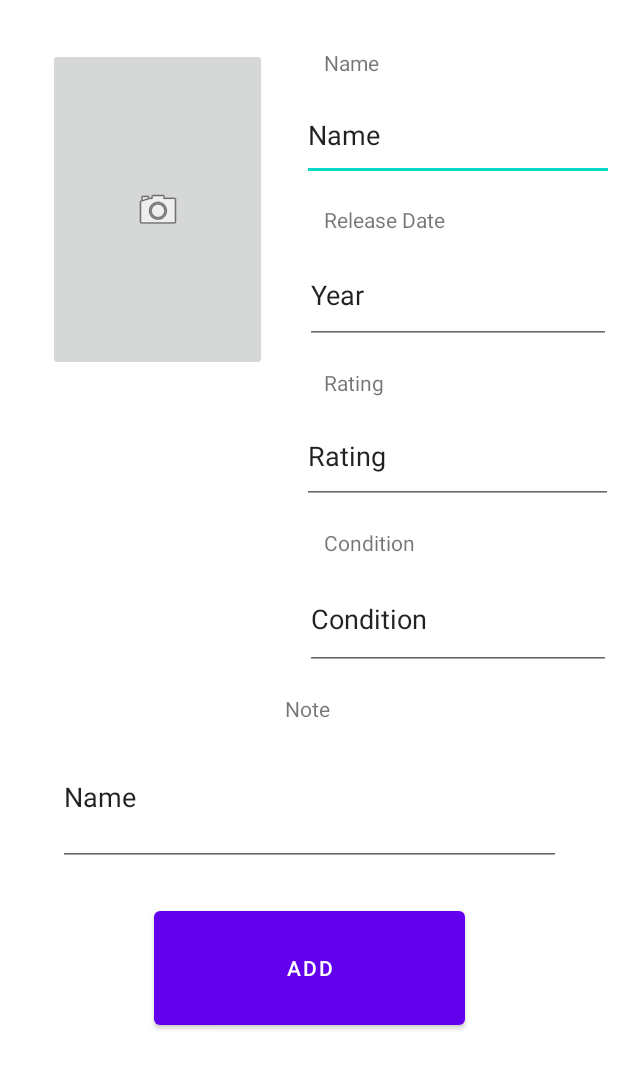
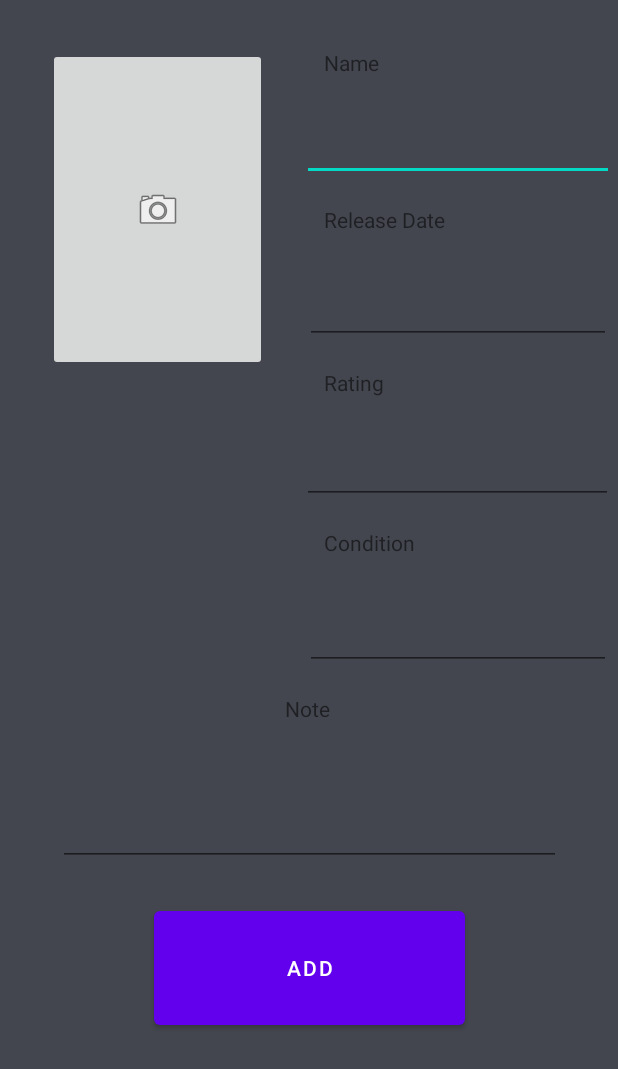
Before and after one commit to Short-T/GamecatApp, an Android app: the AddActivity screen opened directly, with no data from a screen before it, on a phone screen of 412 x 824 dp. Shown: the top 1069 px of the screen. Run offline under Robolectric (Android 15) with nearby library versions, the phone set to English and light mode, and no system bars.

Commit message:
Updated UI color

```diff
--- a/app/src/main/res/layout/activity_add.xml
+++ b/app/src/main/res/layout/activity_add.xml
@@ -4,6 +4,7 @@
     xmlns:tools="http://schemas.android.com/tools"
     android:layout_width="match_parent"
     android:layout_height="match_parent"
+    android:background="@color/material_dynamic_neutral_variant30"
     tools:context="ca.unb.mobiledev.gamecat.AddActivity">
 
         <Button
@@ -40,7 +41,6 @@
             android:layout_marginEnd="18dp"
             android:ems="10"
             android:inputType="textPersonName"
-            android:text="Name"
             app:layout_constraintEnd_toEndOf="parent"
             app:layout_constraintStart_toEndOf="@+id/imageButton"
             app:layout_constraintTop_toBottomOf="@+id/nameLabel" />
@@ -51,7 +51,7 @@
             android:layout_height="wrap_content"
             android:layout_marginStart="38dp"
             android:layout_marginTop="32dp"
-            android:text="Name"
+            android:text = "Name"
             app:layout_constraintStart_toEndOf="@+id/imageButton"
             app:layout_constraintTop_toTopOf="parent" />
 
@@ -74,7 +74,6 @@
             android:layout_marginEnd="18dp"
             android:ems="10"
             android:inputType="textPersonName"
-            android:text="Year"
             app:layout_constraintEnd_toEndOf="parent"
             app:layout_constraintStart_toEndOf="@+id/imageButton"
             app:layout_constraintTop_toBottomOf="@+id/releaseLabel" />
@@ -98,7 +97,6 @@
             android:layout_marginEnd="18dp"
             android:ems="10"
             android:inputType="textPersonName"
-            android:text="Rating"
             app:layout_constraintEnd_toEndOf="parent"
             app:layout_constraintStart_toEndOf="@+id/imageButton"
             app:layout_constraintTop_toBottomOf="@+id/ratingLabel" />
@@ -122,7 +120,6 @@
             android:layout_marginEnd="18dp"
             android:ems="10"
             android:inputType="textPersonName"
-            android:text="Condition"
             app:layout_constraintEnd_toEndOf="parent"
             app:layout_constraintStart_toEndOf="@+id/imageButton"
             app:layout_constraintTop_toBottomOf="@+id/conditionLabel" />
@@ -146,7 +143,6 @@
             android:layout_marginEnd="16dp"
             android:ems="10"
             android:inputType="textPersonName"
-            android:text="Name"
             app:layout_constraintEnd_toEndOf="parent"
             app:layout_constraintStart_toStartOf="parent"
             app:layout_constraintTop_toBottomOf="@+id/notesLabel" />
```
